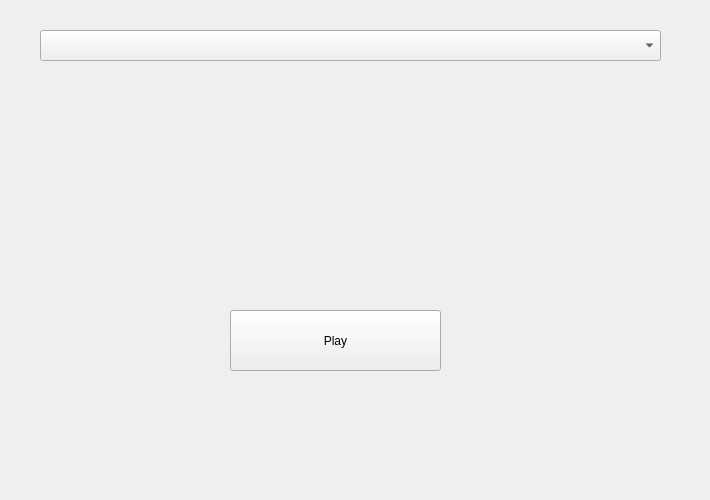
This is client.ui in CanOSpam/CommAudio as Qt 5 draws it before an edit. The edited form follows.
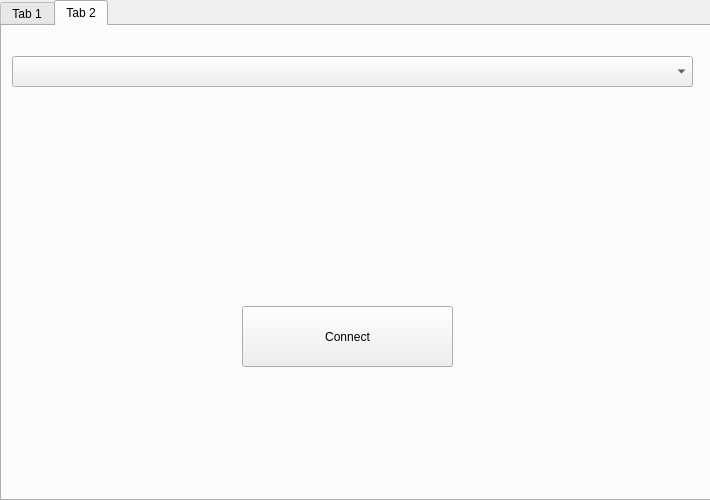
This is the edited form.

What changed in the file:
```diff
--- a/client.ui
+++ b/client.ui
@@ -13,12 +13,28 @@
   <property name="windowTitle">
    <string>Audio Client</string>
   </property>
+  <widget class="QTabWidget" name="tabWidget">
+   <property name="geometry">
+    <rect>
+     <x>0</x>
+     <y>0</y>
+     <width>711</width>
+     <height>501</height>
+    </rect>
+   </property>
+   <property name="currentIndex">
+    <number>1</number>
+   </property>
+   <widget class="QWidget" name="tab">
+    <attribute name="title">
+     <string>Tab 1</string>
+    </attribute>
   <widget class="QComboBox" name="streamComboBox">
    <property name="geometry">
     <rect>
-     <x>40</x>
+       <x>10</x>
      <y>30</y>
-     <width>621</width>
+       <width>681</width>
      <height>31</height>
     </rect>
    </property>
@@ -26,8 +42,8 @@
   <widget class="QPushButton" name="playButton">
    <property name="geometry">
     <rect>
-     <x>230</x>
-     <y>310</y>
+       <x>240</x>
+       <y>280</y>
      <width>211</width>
      <height>61</height>
     </rect>
@@ -35,6 +51,36 @@
    <property name="text">
     <string>Play</string>
    </property>
+    </widget>
+   </widget>
+   <widget class="QWidget" name="tab_2">
+    <attribute name="title">
+     <string>Tab 2</string>
+    </attribute>
+    <widget class="QComboBox" name="ipComboBox">
+     <property name="geometry">
+      <rect>
+       <x>10</x>
+       <y>30</y>
+       <width>681</width>
+       <height>31</height>
+      </rect>
+     </property>
+    </widget>
+    <widget class="QPushButton" name="connectButton">
+     <property name="geometry">
+      <rect>
+       <x>240</x>
+       <y>280</y>
+       <width>211</width>
+       <height>61</height>
+      </rect>
+     </property>
+     <property name="text">
+      <string>Connect</string>
+     </property>
+    </widget>
+   </widget>
   </widget>
  </widget>
  <resources/>
```
Lines whose indentation alone changed are shown as unchanged.
